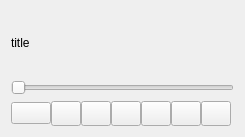
This is src/widgets/controls.ui in hutchgrant/beagleplayer as Qt 5 draws it before an edit. The edited form follows.
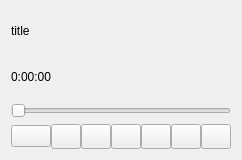
This is the edited form. Icons and pictures are not drawn.

Patch:
```diff
--- a/src/widgets/controls.ui
+++ b/src/widgets/controls.ui
@@ -6,16 +6,16 @@
    <rect>
     <x>0</x>
     <y>0</y>
-    <width>245</width>
-    <height>137</height>
+    <width>230</width>
+    <height>160</height>
    </rect>
   </property>
   <property name="windowTitle">
    <string>Form</string>
   </property>
-  <layout class="QHBoxLayout" name="horizontalLayout_2">
+  <layout class="QHBoxLayout" name="horizontalLayout_3">
    <item>
-    <layout class="QVBoxLayout" name="verticalLayout" stretch="2,2,1,1">
+    <layout class="QVBoxLayout" name="verticalLayout" stretch="2,2,1,1,3">
      <item>
       <widget class="QLabel" name="songTitle">
        <property name="sizePolicy">
@@ -35,6 +35,17 @@
        </property>
       </widget>
      </item>
+     <item>
+      <layout class="QHBoxLayout" name="horizontalLayout_2" stretch="0">
+       <item>
+        <widget class="QLabel" name="cntrl_time">
+         <property name="text">
+          <string>0:00:00</string>
+         </property>
+        </widget>
+       </item>
+      </layout>
+     </item>
      <item>
       <widget class="QSlider" name="trackSlider">
        <property name="orientation">
```
